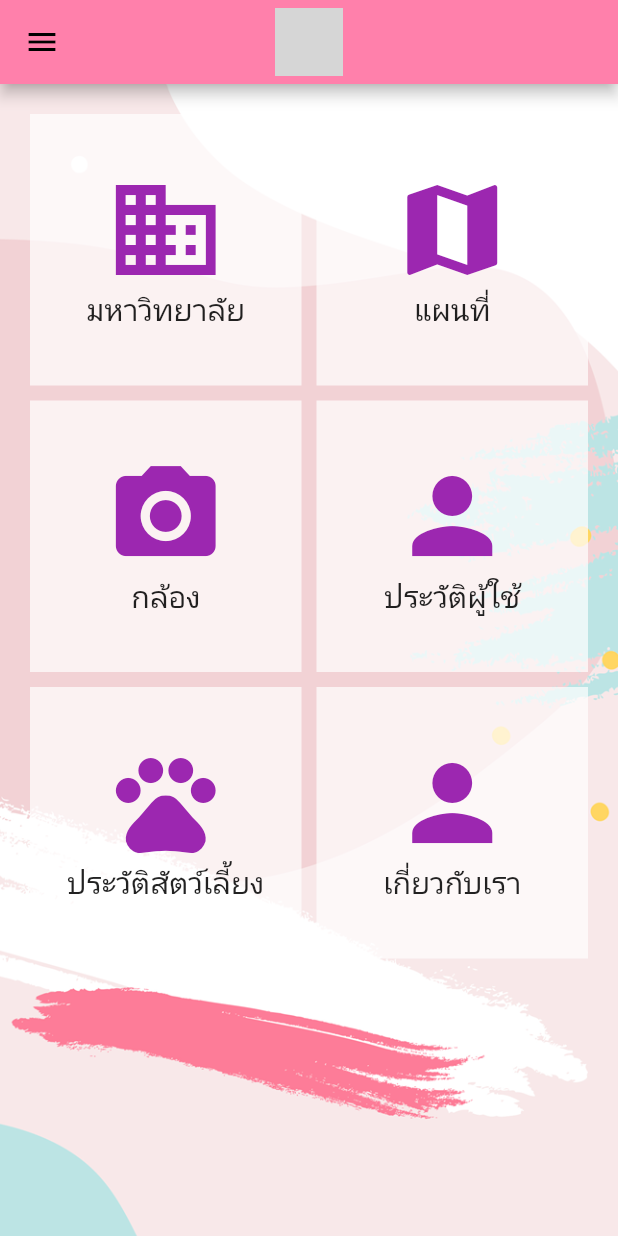
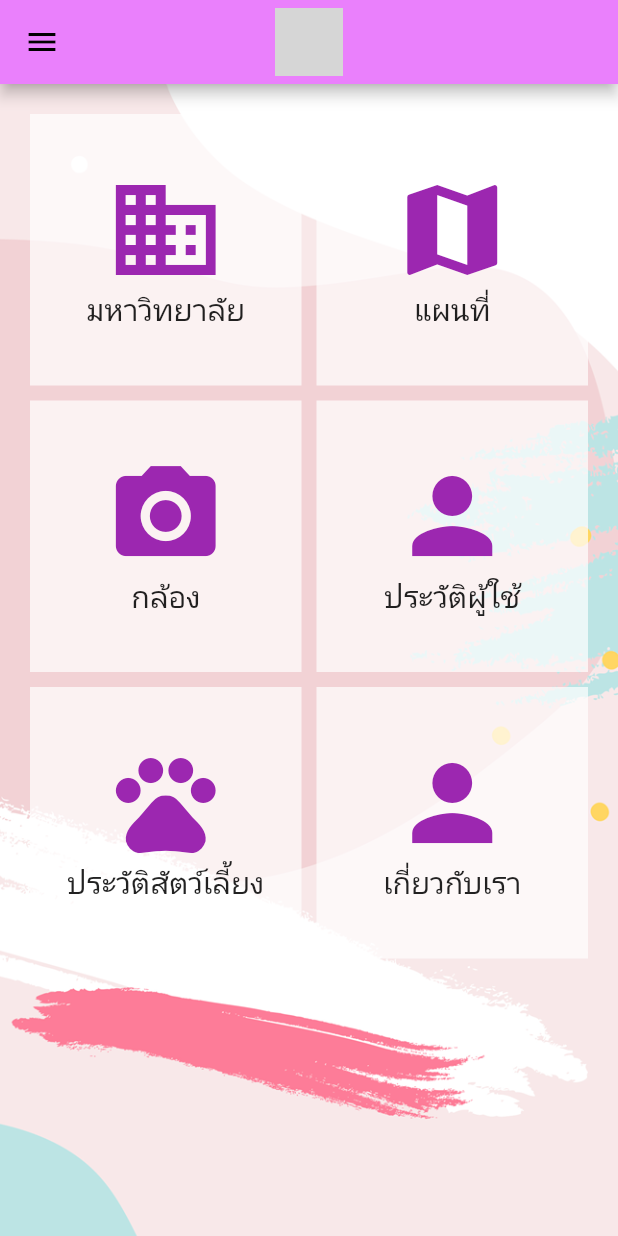
Before and after one commit to nakaren1234/Pet, a Flutter app: the HomePage screen opened directly, on a phone screen of 412 x 824 dp. Run offline on Flutter 3.47's test engine with Material 2 defaults, Android fonts, the phone set to English and light mode, and no system bars; our stand-ins replace firebase_auth, firebase_core, pull_to_refresh, webview_flutter; accounts and stored records are empty; grey boxes are pictures that could not be loaded.

Commit message:
chang color

```diff
--- a/lib/pages/HomePage.dart
+++ b/lib/pages/HomePage.dart
@@ -18,7 +18,7 @@ class _HomePageState extends State<HomePage> {
     return Scaffold(
       drawer: Menu(),
       appBar: AppBar(
-        backgroundColor: Colors.pinkAccent[100],
+        // backgroundColor: Colors.pinkAccent[100],
         centerTitle: true,
         title: const Logo(),
       ),
```
